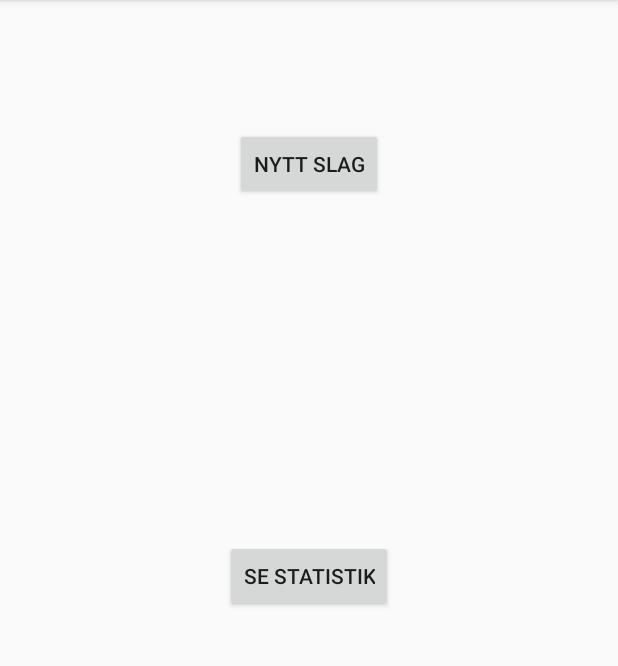
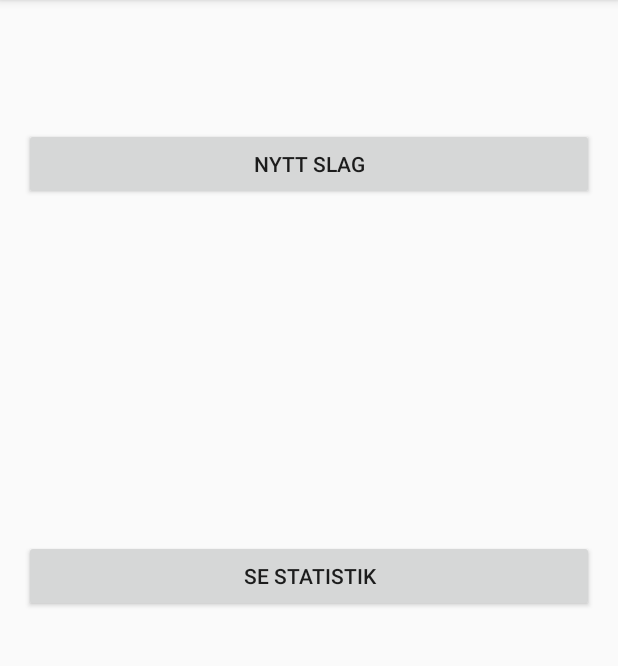
Before and after one commit to Jesjah131/GolfHit, an Android app: the screen it shows after launch (MainActivity), on a phone screen of 412 x 824 dp, the part 84-750 px from its top. Run offline under Robolectric (Android 15) with nearby library versions, the phone set to English and light mode, and no system bars.

Commit message:
Småpill, småfix

```diff
--- a/app/src/main/java/com/example/jegge/test2/HitActivity.java
+++ b/app/src/main/java/com/example/jegge/test2/HitActivity.java
@@ -46,10 +46,10 @@ public class HitActivity extends AppCompatActivity {
                        boolean isInserted = myDb.insertData(editClub.getText().toString(), editDistance.getText().toString(), editWind.getText().toString(), editHit.getText().toString());
 
                        if(isInserted == true)
-                           Toast.makeText(HitActivity.this,"Data Inserted",Toast.LENGTH_LONG).show();
+                           Toast.makeText(HitActivity.this,"Lyckades!",Toast.LENGTH_LONG).show();
 
                        else
-                           Toast.makeText(HitActivity.this,"Data not Inserted",Toast.LENGTH_LONG).show();
+                           Toast.makeText(HitActivity.this,"Lyckades inte!",Toast.LENGTH_LONG).show();
                    }
                }
         );
--- a/app/src/main/res/layout/activity_main.xml
+++ b/app/src/main/res/layout/activity_main.xml
@@ -15,8 +15,11 @@
         android:text="Nytt slag"
         android:id="@+id/newHitButton"
         android:layout_alignParentTop="true"
-        android:layout_centerHorizontal="true"
-        android:layout_marginTop="69dp" />
+        android:layout_marginTop="69dp"
+        android:layout_alignParentLeft="true"
+        android:layout_alignParentStart="true"
+        android:layout_alignParentRight="true"
+        android:layout_alignParentEnd="true" />
 
     <Button
         android:layout_width="wrap_content"
@@ -24,5 +27,8 @@
         android:text="Se statistik"
         android:id="@+id/dashboardButton"
         android:layout_centerVertical="true"
-        android:layout_centerHorizontal="true" />
+        android:layout_alignParentLeft="true"
+        android:layout_alignParentStart="true"
+        android:layout_alignParentRight="true"
+        android:layout_alignParentEnd="true" />
 </RelativeLayout>
```
